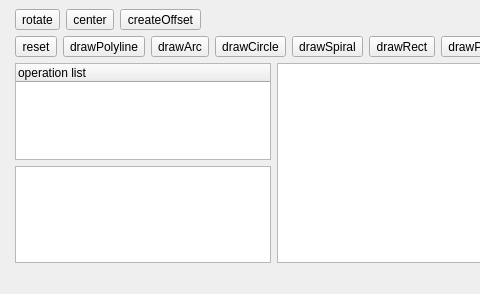
First picture: the form in src/mainwindow.ui, repository joey674/LaserCAD_QT, before the edit; both pictures show x 0 to 480 and y 0 to 294 of the 908 by 294 pixel window.
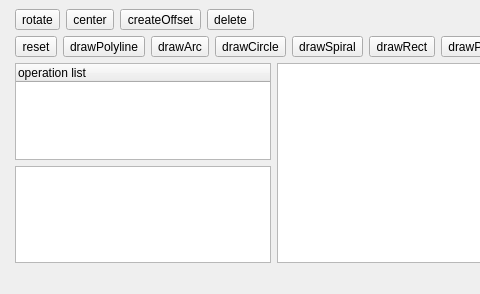
Second picture: the form after the edit. Custom widgets are drawn as their Qt base class.

Commit message: feat: delete  items

Diff of the .ui file:
```diff
--- a/src/mainwindow.ui
+++ b/src/mainwindow.ui
@@ -62,6 +62,13 @@
         </property>
        </widget>
       </item>
+      <item>
+       <widget class="QToolButton" name="deleteButton">
+        <property name="text">
+         <string>delete</string>
+        </property>
+       </widget>
+      </item>
       <item>
        <spacer name="horizontalSpacer_2">
         <property name="orientation">
```
The commit also changes 3 other files.
